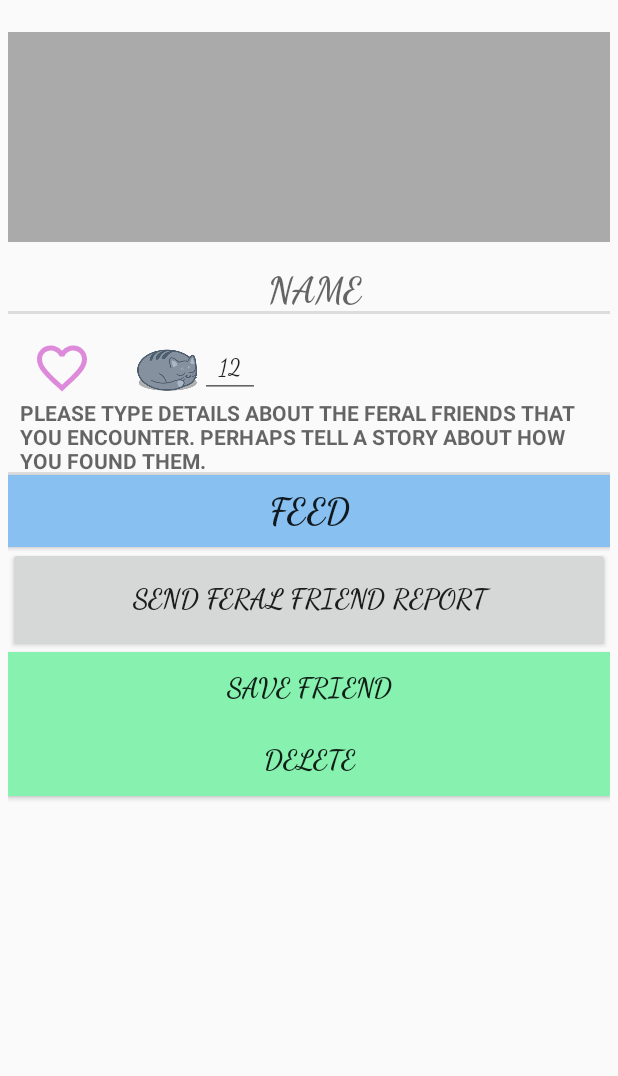
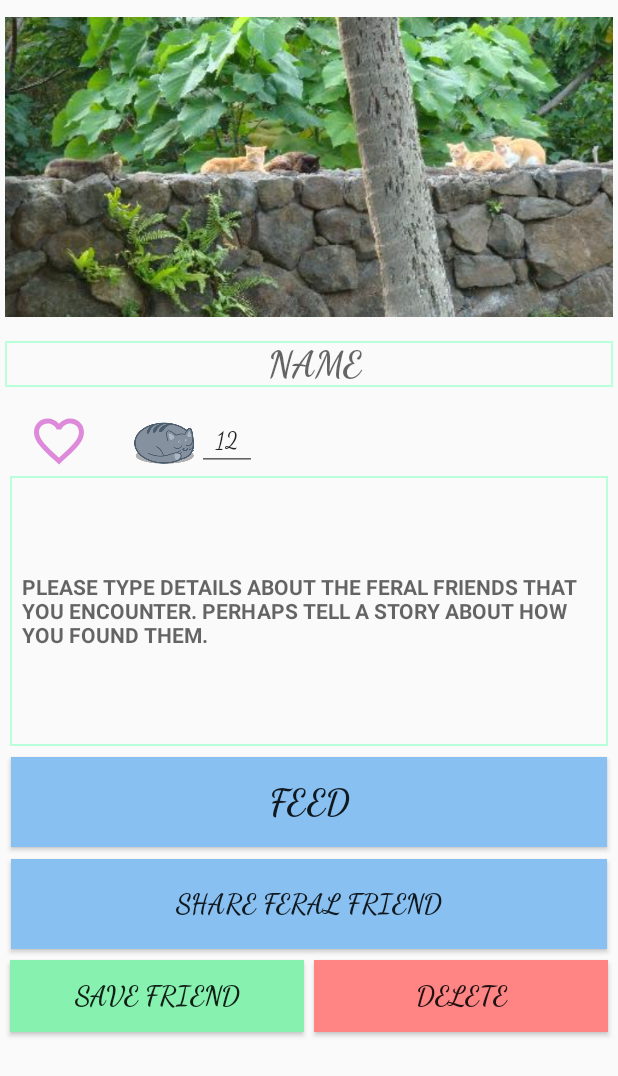
Before and after one commit to hbrockster13/FeralFriends, an Android app: the FriendActivity screen opened directly, with no data from a screen before it, on a phone screen of 412 x 824 dp. Shown: the top 1076 px of the screen. Run offline under Robolectric (Android 15) with nearby library versions, the phone set to English and light mode, and no system bars.

Commit message:
Brushing up UI

```diff
--- a/app/src/main/java/com/example/feralfriends/models/FeralFriend.java
+++ b/app/src/main/java/com/example/feralfriends/models/FeralFriend.java
@@ -33,9 +33,13 @@ public class FeralFriend
      */
     private boolean mTNRed;
     /**
-     * GPS location of colony
+     * GPS longitude of colony
      */
-    private String mLocation;
+    private String mLongitude;
+    /**
+     * GPS Latitude of colony
+     */
+    private String mLatitude;
 
     public FeralFriend()
     {
@@ -115,13 +119,23 @@ public class FeralFriend
         this.mTNRed = mTNRed;
     }
 
-    public String getLocation()
+    public String getLongitude()
     {
-        return mLocation;
+        return mLongitude;
     }
 
-    public void setLocation(String location)
+    public void setLongitude(String mLongitude)
     {
-        this.mLocation = location;
+        this.mLongitude = mLongitude;
+    }
+
+    public String getLatitude()
+    {
+        return mLatitude;
+    }
+
+    public void setLatitude(String mLatitude)
+    {
+        this.mLatitude = mLatitude;
     }
 }//End of FeralFriends
--- /dev/null
+++ b/app/src/main/res/drawable/edit_text_border.xml
@@ -0,0 +1,6 @@
+<?xml version="1.0" encoding="utf-8"?>
+<shape xmlns:android="http://schemas.android.com/apk/res/android">
+    <stroke
+        android:width="1dp"
+        android:color="@color/colorAccent" />
+</shape>
--- a/app/src/main/res/layout/activity_friend.xml
+++ b/app/src/main/res/layout/activity_friend.xml
@@ -2,7 +2,7 @@
 <LinearLayout
     xmlns:android="http://schemas.android.com/apk/res/android"
     android:orientation="vertical"
-    android:layout_margin="5dp"
+    android:layout_margin="3dp"
     android:layout_width="match_parent"
     android:layout_height="match_parent">
 
@@ -10,7 +10,7 @@
         android:orientation="horizontal"
         android:layout_width="match_parent"
         android:layout_height="wrap_content"
-        android:layout_marginTop="16dp"
+        android:layout_marginTop="8dp"
         android:layout_marginLeft="0dp"
         android:layout_marginRight="0dp">
         <LinearLayout
@@ -23,8 +23,8 @@
             <ImageButton
                 android:id="@+id/friend_photo_button"
                 android:layout_width="match_parent"
-                android:layout_height="140dp"
-                android:background="@android:color/darker_gray"
+                android:layout_height="200dp"
+                android:background="@drawable/catlandscape"
                 android:cropToPadding="true"
                 android:scaleType="center" />
         </LinearLayout>
@@ -46,7 +46,8 @@
             android:gravity="center"
             android:text="@string/friend_name_label"
             android:id="@+id/friend_title"
-            android:textSize="24dp" />
+            android:textSize="24dp"
+            android:background="@drawable/edit_text_border"/>
 
     </LinearLayout>
 
@@ -98,50 +99,70 @@
     <TextView
         style="?android:listSeparatorTextViewStyle"
         android:layout_width="match_parent"
-        android:layout_height="wrap_content"
+        android:layout_height="180dp"
+        android:layout_margin="3dp"
         android:text="@string/friend_details_label"
+        android:background="@drawable/edit_text_border"
         />
 
     <Button
         android:id="@+id/friend_date"
         android:layout_width="match_parent"
-        android:layout_height="wrap_content"
+        android:layout_height="60dp"
         android:background="#87c0f1"
         android:fontFamily="cursive"
+        android:fadingEdge="horizontal|vertical"
         android:text="Feed"
         android:textSize="24sp"
-        android:textStyle="bold" />
+        android:textStyle="bold"
+        android:layout_margin="4dp"/>
 
     <Button
         android:id="@+id/friend_report"
         android:layout_width="match_parent"
-        android:layout_height="70dp"
+        android:layout_height="60dp"
+        android:background="#87c0f1"
         android:fadingEdge="horizontal|vertical"
         android:fontFamily="cursive"
         android:text="@string/friend_report_text"
         android:textSize="18sp"
-        android:textStyle="bold" />
+        android:textStyle="bold"
+        android:layout_margin="4dp"/>
+    <LinearLayout
+        android:orientation="horizontal"
+        android:layout_width="match_parent"
+        android:layout_height="60dp"
+        android:layout_margin="0dp"
+        android:layout_weight="4"
+        >
 
         <Button
             android:id="@+id/save_button"
-        android:layout_width="match_parent"
+            android:layout_width="0dp"
             android:layout_height="wrap_content"
             android:background="#87f2b0"
             android:fadingEdge="horizontal|vertical"
             android:fontFamily="cursive"
             android:text="@string/save_friend_text"
             android:textSize="18sp"
-        android:textStyle="bold" />
+            android:textStyle="bold"
+            android:layout_margin="3dp"
+            android:layout_weight="2"
+
+            />
 
         <Button
             android:id="@+id/delete_button"
-        android:layout_width="match_parent"
+            android:layout_width="0dp"
             android:layout_height="wrap_content"
-        android:background="#87f2b0"
+            android:background="@color/deleteColor"
             android:fadingEdge="horizontal|vertical"
             android:fontFamily="cursive"
             android:text="@string/delete_friend"
             android:textSize="18sp"
-        android:textStyle="bold" />
-
+            android:textStyle="bold"
+            android:layout_margin="3dp"
+            android:layout_weight="2"
+            />
     </LinearLayout>
+</LinearLayout>
--- a/app/src/main/res/values/colors.xml
+++ b/app/src/main/res/values/colors.xml
@@ -5,4 +5,6 @@
     <color name="colorAccent">#b8ffda</color>
     <color name="buttonColor">#b8ffda</color>
     <color name="tnrColor">#de8ada</color>
+    <color name="deleteColor">#ff8585</color>
+    <color name="borderColor">#000000</color>
 </resources>
--- a/app/src/main/res/values/strings.xml
+++ b/app/src/main/res/values/strings.xml
@@ -8,7 +8,7 @@
     <string name="date_picker_title">Date when our friend was first found</string>
     <string name="contact_name">Contact Name</string>
     <string name="friend_contact_text">Choose contact</string>
-    <string name="friend_report_text">Send feral friend Report</string>
+    <string name="friend_report_text">Share Feral Friend</string>
     <string name="save_friend_text">SAVE friend</string>
     <string name="friend_report">%1s!
         The friend was discovered on %2s, %3s, and %4s
```
Also changed, not shown: app/src/main/res/drawable/catlandscape.jpg (added). Lines whose indentation alone changed are shown as unchanged.
